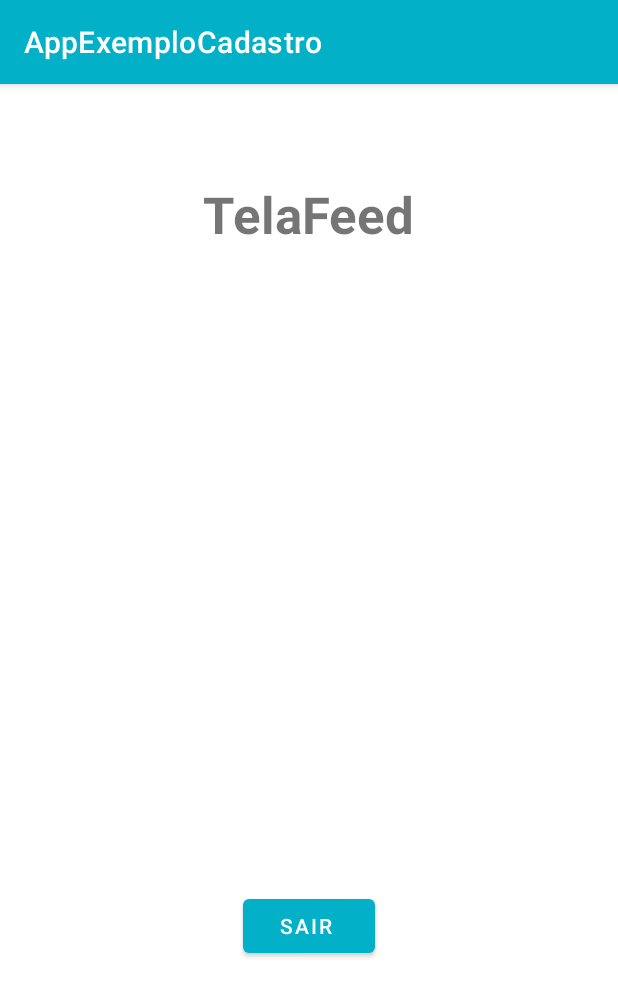
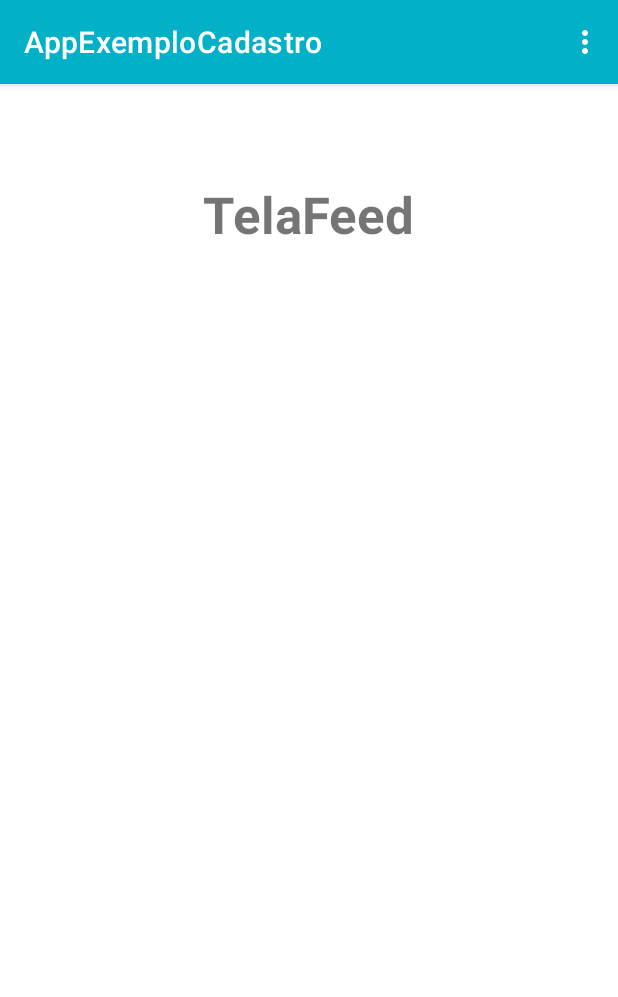
Before and after one commit to Lucca465/AppExemploCadastro, an Android app: the TelaFeed screen opened directly, with no data from a screen before it, on a phone screen of 412 x 824 dp. Shown: the top 997 px of the screen. Run offline under Robolectric (Android 15) with nearby library versions, the phone set to English and light mode, and no system bars; our stand-ins replace Firebase (no records; nobody signed in at launch, a user with empty details on screens opened directly).

Commit message:
Fazendo o menu

```diff
--- a/app/src/main/java/com/example/appexemplocadastro/activity/TelaFeed.java
+++ b/app/src/main/java/com/example/appexemplocadastro/activity/TelaFeed.java
@@ -1,8 +1,11 @@
 package com.example.appexemplocadastro.activity;
 
+import androidx.annotation.NonNull;
 import androidx.appcompat.app.AppCompatActivity;
 
 import android.os.Bundle;
+import android.view.Menu;
+import android.view.MenuItem;
 import android.view.View;
 import android.widget.Button;
 
@@ -11,22 +14,32 @@ import com.google.firebase.auth.FirebaseAuth;
 
 public class TelaFeed extends AppCompatActivity {
 
-    private Button botaoSair;
     private FirebaseAuth autenticacao;
 
     @Override
     protected void onCreate(Bundle savedInstanceState) {
         super.onCreate(savedInstanceState);
         setContentView(R.layout.activity_tela_feed);
-
-        botaoSair = findViewById(R.id.buttonSair);
-
     }
 
-    public void clickBotaoSair(View view){
-        //autenticacao.signOut();
-        finish();
+    @Override
+    public boolean onCreateOptionsMenu(Menu menu){
+        getMenuInflater().inflate(R.menu.menu_main, menu);
+        return super.onCreateOptionsMenu(menu);
+    }
+
+    @Override
+    public boolean onOptionsItemSelected(@NonNull MenuItem item) {
+
+        switch (item.getItemId()){
+            case R.id.menu_sair:
+                autenticacao.signOut();
+                break;
+        }
+
+        return super.onOptionsItemSelected(item);
     }
 
 
+
 }
--- a/app/src/main/res/layout/activity_tela_feed.xml
+++ b/app/src/main/res/layout/activity_tela_feed.xml
@@ -18,14 +18,4 @@
         app:layout_constraintStart_toStartOf="parent"
         app:layout_constraintTop_toTopOf="parent" />
 
-    <Button
-        android:id="@+id/buttonSair"
-        android:layout_width="wrap_content"
-        android:layout_height="wrap_content"
-        android:layout_marginTop="428dp"
-        android:onClick="clickBotaoSair"
-        android:text="sair "
-        app:layout_constraintEnd_toEndOf="parent"
-        app:layout_constraintStart_toStartOf="parent"
-        app:layout_constraintTop_toBottomOf="@+id/textView3" />
 </androidx.constraintlayout.widget.ConstraintLayout>
--- /dev/null
+++ b/app/src/main/res/menu/menu_main.xml
@@ -0,0 +1,14 @@
+<?xml version="1.0" encoding="utf-8"?>
+<menu xmlns:android="http://schemas.android.com/apk/res/android">
+
+    <group android:id="@+id/group_logado">
+
+        <item android:id="@+id/menu_anuncios"
+            android:title="Meus anúncios"/>
+
+        <item android:id="@+id/menu_sair"
+            android:title="Sair"/>
+
+    </group>
+
+</menu>
```
